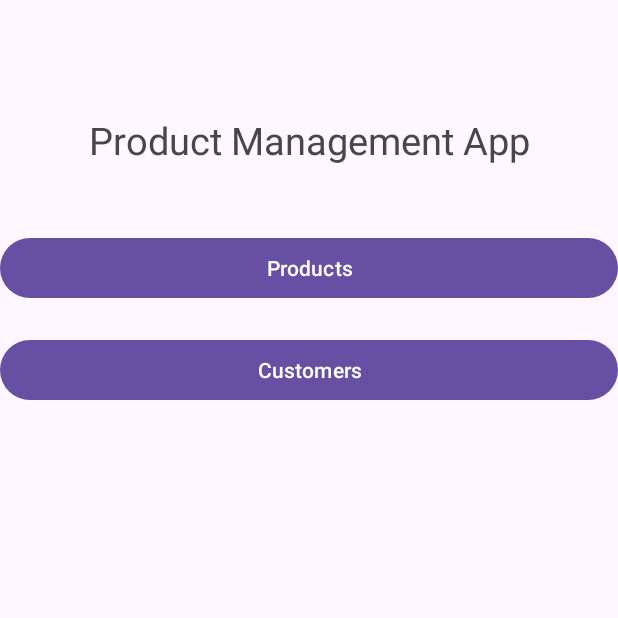
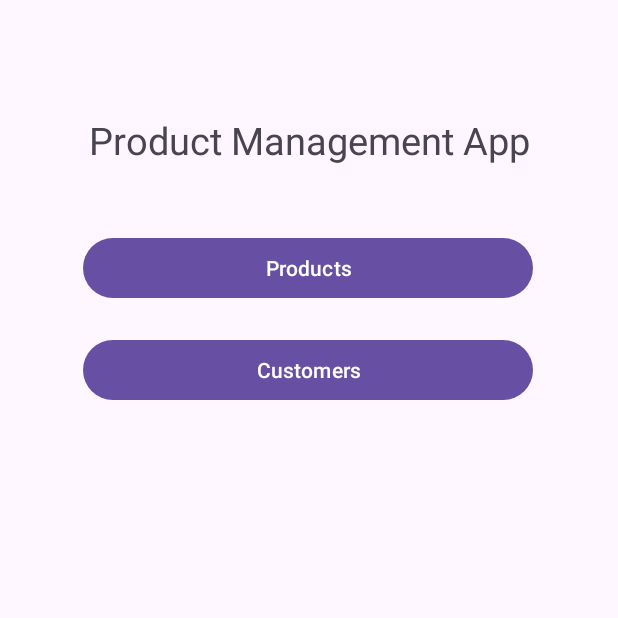
Before and after one commit to D1mmortalDev/Room_Mutiple_Tables, an Android app: the screen it shows after launch (MainActivity), on a phone screen of 412 x 824 dp, the top half of it. Run offline under Robolectric (Android 15) with nearby library versions, the phone set to English and light mode, and no system bars.

Commit message:
updated manifest and button size in main.xml

```diff
--- a/app/src/main/res/layout/activity_main.xml
+++ b/app/src/main/res/layout/activity_main.xml
@@ -25,18 +25,18 @@
 
     <Button
         android:id="@+id/btnProducts"
-        android:layout_width="0dp"
+        android:layout_width="300dp"
         android:layout_height="wrap_content"
         android:layout_marginTop="44dp"
         android:text="@string/btn_products"
         app:layout_constraintEnd_toEndOf="@+id/tvTitle"
-        app:layout_constraintHorizontal_bias="0.0"
+        app:layout_constraintHorizontal_bias="0.492"
         app:layout_constraintStart_toStartOf="@+id/tvTitle"
         app:layout_constraintTop_toBottomOf="@+id/tvTitle" />
 
     <Button
         android:id="@+id/btnCustomers"
-        android:layout_width="0dp"
+        android:layout_width="300dp"
         android:layout_height="wrap_content"
         android:layout_marginTop="20dp"
         android:text="@string/btn_customers"
```
Also changed, not shown: app/src/main/AndroidManifest.xml (+6 -2 lines).
